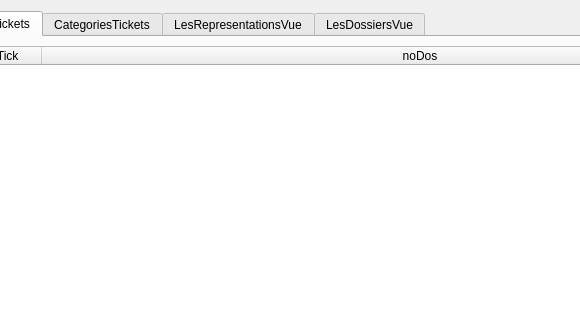
Above: gui/tablesData.ui from charlie38/theatre_L3 before the change; both pictures show x 531 to 1111 and y 0 to 320 of the 1352 by 796 pixel window. Below: the same form after it.
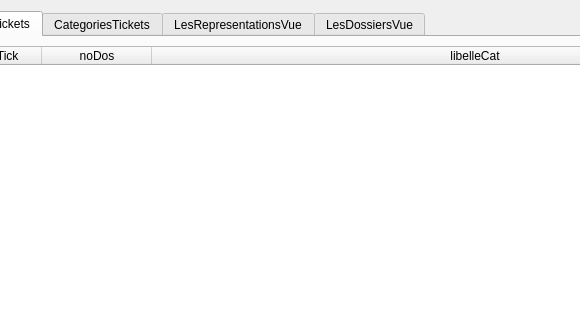
That is the form after the change. The open tabs and pages were chosen to show the change.

```diff
--- a/gui/tablesData.ui
+++ b/gui/tablesData.ui
@@ -573,6 +573,11 @@
            <string>noDos</string>
           </property>
          </column>
+         <column>
+          <property name="text">
+           <string>libelleCat</string>
+          </property>
+         </column>
         </widget>
        </item>
        <item>
```
Left out of the diff: 2 changed lines with no effect on the pictures.
